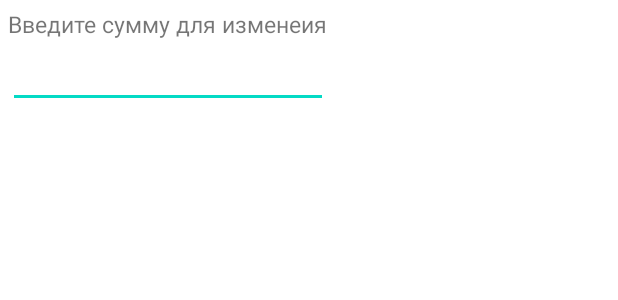
After one commit to Orazjan/MyFinance, an Android app: the layout dialog_input_sum.xml on its own in the app's theme, with its tools: preview values and no code run, on a phone screen of 412 x 824 dp. The commit adds this screen. Shown: the top 300 px of the screen. Run offline under Robolectric (Android 15) with nearby library versions, the phone set to English and light mode, and no system bars.

Commit message:
added alertDialog

```diff
--- a/app/src/main/res/layout/activity_main.xml
+++ b/app/src/main/res/layout/activity_main.xml
@@ -45,7 +45,7 @@
     </com.google.android.material.appbar.AppBarLayout>
 
     <RelativeLayout
-        android:id="@+id/relativeLayout"
+        android:id="@+id/fragment_container"
         android:layout_width="0dp"
         android:layout_height="0dp"
         android:orientation="horizontal"
--- /dev/null
+++ b/app/src/main/res/layout/dialog_input_sum.xml
@@ -0,0 +1,20 @@
+<?xml version="1.0" encoding="utf-8"?>
+<LinearLayout xmlns:android="http://schemas.android.com/apk/res/android"
+    android:layout_width="wrap_content"
+    android:layout_height="wrap_content"
+    android:orientation="vertical"
+    android:padding="5sp">
+
+    <TextView
+        android:layout_width="wrap_content"
+        android:layout_height="wrap_content"
+        android:text="Введите сумму для изменеия"
+        android:textSize="15sp" />
+
+    <EditText
+        android:id="@+id/dialog_edit_text"
+        android:layout_width="match_parent"
+        android:layout_height="wrap_content"
+        android:inputType="number" />
+
+</LinearLayout>
```
Also changed, not shown: app/src/main/java/com/example/myfinance/Fragments/MainFragment.java (added, +80 -0 lines), app/src/main/java/com/example/myfinance/MainActivity.java (+9 -0 lines), app/src/main/res/drawable/pen.xml (added, +19 -0 lines), app/src/main/res/layout/main_fragment.xml (added, +49 -0 lines).
